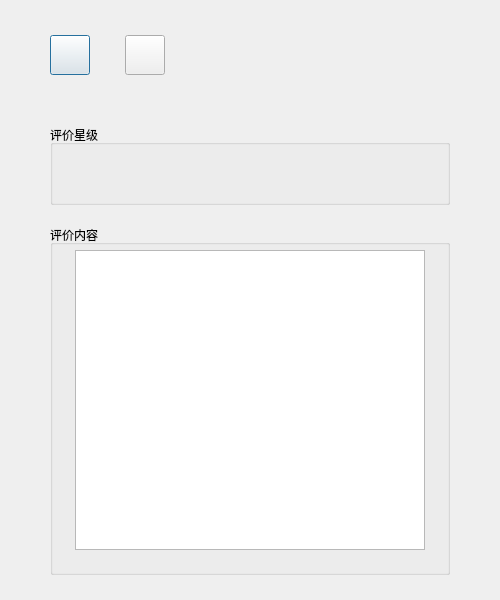
Qt form ProjectFrontend/BrowseComment.ui (Vladimir2506/ProjectCpp) before a commit.
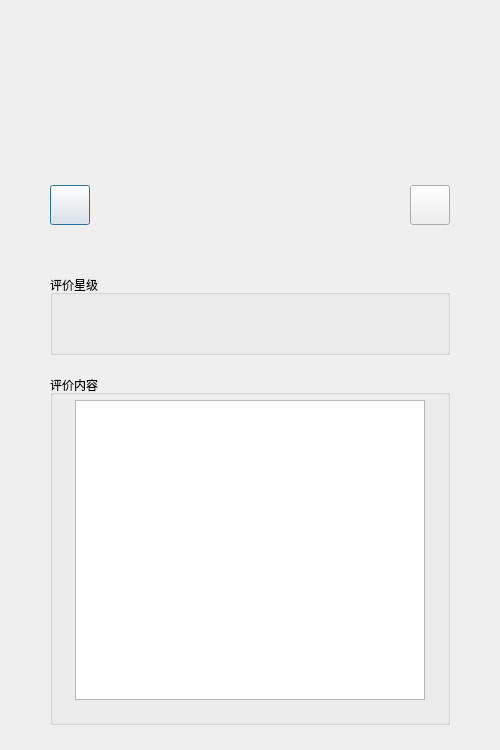
The same form after that commit. Icons and pictures are not drawn.

Patch:
```diff
--- a/ProjectFrontend/BrowseComment.ui
+++ b/ProjectFrontend/BrowseComment.ui
@@ -7,19 +7,19 @@
     <x>0</x>
     <y>0</y>
     <width>500</width>
-    <height>600</height>
+    <height>750</height>
    </rect>
   </property>
   <property name="minimumSize">
    <size>
     <width>500</width>
-    <height>600</height>
+    <height>750</height>
    </size>
   </property>
   <property name="maximumSize">
    <size>
     <width>500</width>
-    <height>600</height>
+    <height>750</height>
    </size>
   </property>
   <property name="windowTitle">
@@ -29,7 +29,7 @@
    <property name="geometry">
     <rect>
      <x>50</x>
-     <y>35</y>
+     <y>185</y>
      <width>40</width>
      <height>40</height>
     </rect>
@@ -51,8 +51,8 @@
   <widget class="QPushButton" name="btnNext">
    <property name="geometry">
     <rect>
-     <x>125</x>
-     <y>35</y>
+     <x>410</x>
+     <y>185</y>
      <width>40</width>
      <height>40</height>
     </rect>
@@ -75,7 +75,7 @@
    <property name="geometry">
     <rect>
      <x>50</x>
-     <y>125</y>
+     <y>275</y>
      <width>400</width>
      <height>80</height>
     </rect>
@@ -153,7 +153,7 @@
    <property name="geometry">
     <rect>
      <x>50</x>
-     <y>225</y>
+     <y>375</y>
      <width>400</width>
      <height>350</height>
     </rect>
@@ -178,8 +178,8 @@
   <widget class="QLabel" name="lblDate">
    <property name="geometry">
     <rect>
-     <x>225</x>
-     <y>75</y>
+     <x>150</x>
+     <y>225</y>
      <width>200</width>
      <height>25</height>
     </rect>
@@ -194,8 +194,8 @@
   <widget class="QLabel" name="lblTitle">
    <property name="geometry">
     <rect>
-     <x>225</x>
-     <y>25</y>
+     <x>150</x>
+     <y>175</y>
      <width>200</width>
      <height>25</height>
     </rect>
@@ -207,6 +207,20 @@
     <set>Qt::AlignCenter</set>
    </property>
   </widget>
+  <widget class="QLabel" name="lblbrcommBGN">
+   <property name="geometry">
+    <rect>
+     <x>0</x>
+     <y>0</y>
+     <width>500</width>
+     <height>750</height>
+    </rect>
+   </property>
+   <property name="text">
+    <string/>
+   </property>
+  </widget>
+  <zorder>lblbrcommBGN</zorder>
   <zorder>gbContent</zorder>
   <zorder>btnBack</zorder>
   <zorder>btnNext</zorder>
```
